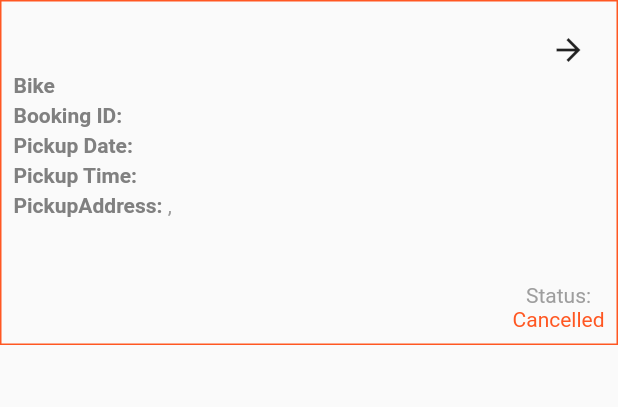
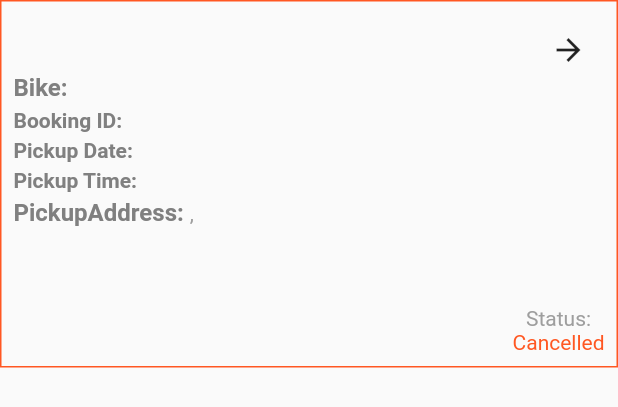
Before and after one commit to JenishHirpara/protto_delivery-app, a Flutter app: the DeliveryActiveOrderDetail widget shown alone on an empty page, opened directly, on a phone screen of 412 x 824 dp. Shown: the top 407 px of the screen. Run offline on Flutter 3.47's test engine with Material 2 defaults, Android fonts, the phone set to English and light mode, and no system bars; our stand-ins replace google_fonts, image_picker, location, photo_view, shared_preferences; missing offline and left inert: searchable_dropdown; accounts and stored records are empty; network calls fail.

```diff
--- a/lib/widgets/delivery_active_order_detail.dart
+++ b/lib/widgets/delivery_active_order_detail.dart
@@ -31,7 +31,7 @@ class DeliveryActiveOrderDetail extends StatelessWidget {
     final order = Provider.of<DeliveryOrderItem>(context, listen: false);
     return Container(
       width: double.infinity,
-      height: order.landmark != '' ? 250 : 230,
+      height: order.landmark != '' ? 260 : 245,
       decoration: BoxDecoration(
         border: Border.all(
           color: Colors.deepOrange,
@@ -42,7 +42,7 @@ class DeliveryActiveOrderDetail extends StatelessWidget {
       child: Row(
         children: <Widget>[
           Expanded(
-            flex: 8,
+            flex: 10,
             child: Column(
               crossAxisAlignment: CrossAxisAlignment.start,
               children: <Widget>[
@@ -57,23 +57,29 @@ class DeliveryActiveOrderDetail extends StatelessWidget {
                     ),
                   ),
                 ),
-                Row(
-                  children: <Widget>[
-                    Text(
-                      'Bike',
+                Container(
+                  width: double.infinity,
+                  child: RichText(
+                    text: TextSpan(
+                      children: <TextSpan>[
+                        TextSpan(
+                          text: 'Bike: ',
                           style: GoogleFonts.cantataOne(
                             color: Color.fromRGBO(128, 128, 128, 1),
                             fontWeight: FontWeight.bold,
+                            fontSize: 16,
                           ),
                         ),
-                    SizedBox(width: 8),
-                    Text(
-                      '${order.make} ${order.model}',
+                        TextSpan(
+                          text: '${order.make} ${order.model}',
                           style: GoogleFonts.cantataOne(
                             color: Colors.grey,
+                            fontSize: 16,
                           ),
                         ),
                       ],
+                    ),
+                  ),
                 ),
                 SizedBox(height: 4),
                 Row(
@@ -85,7 +91,7 @@ class DeliveryActiveOrderDetail extends StatelessWidget {
                         fontWeight: FontWeight.bold,
                       ),
                     ),
-                    SizedBox(width: 8),
+                    SizedBox(width: 4),
                     Text(
                       order.bookingId,
                       style: GoogleFonts.cantataOne(
@@ -104,7 +110,7 @@ class DeliveryActiveOrderDetail extends StatelessWidget {
                         fontWeight: FontWeight.bold,
                       ),
                     ),
-                    SizedBox(width: 8),
+                    SizedBox(width: 4),
                     Text(
                       order.date,
                       style: GoogleFonts.cantataOne(
@@ -123,7 +129,7 @@ class DeliveryActiveOrderDetail extends StatelessWidget {
                         fontWeight: FontWeight.bold,
                       ),
                     ),
-                    SizedBox(width: 8),
+                    SizedBox(width: 4),
                     Text(
                       order.time,
                       style: GoogleFonts.cantataOne(
@@ -143,12 +149,14 @@ class DeliveryActiveOrderDetail extends StatelessWidget {
                           style: GoogleFonts.cantataOne(
                             color: Color.fromRGBO(128, 128, 128, 1),
                             fontWeight: FontWeight.bold,
+                            fontSize: 16,
                           ),
                         ),
                         TextSpan(
                           text: '${order.flat}, ${order.address}',
                           style: GoogleFonts.cantataOne(
                             color: Colors.grey,
+                            fontSize: 14,
                           ),
                         ),
                       ],
@@ -159,7 +167,7 @@ class DeliveryActiveOrderDetail extends StatelessWidget {
             ),
           ),
           Expanded(
-            flex: 3,
+            flex: 2,
             child: Column(
               mainAxisAlignment: MainAxisAlignment.spaceBetween,
               crossAxisAlignment: CrossAxisAlignment.end,
--- a/lib/widgets/service_active_order_detail.dart
+++ b/lib/widgets/service_active_order_detail.dart
@@ -33,7 +33,7 @@ class ServiceActiveOrderDetail extends StatelessWidget {
     final order = Provider.of<ServiceOrderItem>(context, listen: false);
     return Container(
       width: double.infinity,
-      height: order.landmark != '' ? 250 : 235,
+      height: order.landmark != '' ? 260 : 245,
       decoration: BoxDecoration(
         border: Border.all(
           color: Colors.deepOrange,
@@ -151,12 +151,14 @@ class ServiceActiveOrderDetail extends StatelessWidget {
                           style: GoogleFonts.cantataOne(
                             color: Color.fromRGBO(128, 128, 128, 1),
                             fontWeight: FontWeight.bold,
+                            fontSize: 16,
                           ),
                         ),
                         TextSpan(
                           text: '${order.flat}, ${order.address}',
                           style: GoogleFonts.cantataOne(
                             color: Colors.grey,
+                            fontSize: 14,
                           ),
                         ),
                       ],
@@ -167,7 +169,7 @@ class ServiceActiveOrderDetail extends StatelessWidget {
             ),
           ),
           Expanded(
-            flex: 3,
+            flex: 2,
             child: Column(
               mainAxisAlignment: MainAxisAlignment.spaceBetween,
               crossAxisAlignment: CrossAxisAlignment.end,
```
Also changed, not shown: lib/providers/service_orders.dart (+15 -0 lines), lib/screens/delivery_executive/delivery_info_screen.dart (+7 -6 lines), lib/screens/delivery_executive/inspection_images_screen.dart (+35 -7 lines), lib/screens/service_station/order_menu_screen.dart (+91 -6 lines), pubspec.yaml (+6 -1 lines), assets/images/dashboard.png (added), assets/images/front.png (added), assets/images/left.png (added), assets/images/number_plate.png (added), assets/images/rear.png (added), assets/images/right.png (added). Lines whose indentation alone changed are shown as unchanged.
